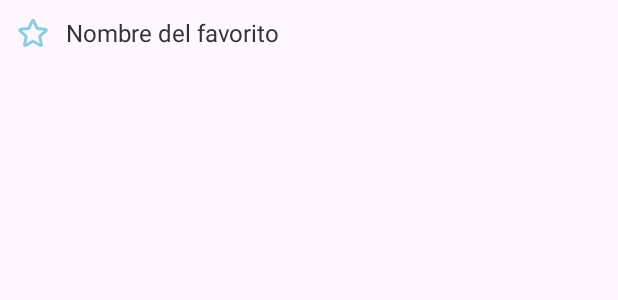
After one commit to NicoCodeMaker/NiJu-Project, an Android app: the layout item_favorito.xml on its own in the app's theme, with its tools: preview values and no code run, on a phone screen of 412 x 824 dp. The commit adds this screen. Shown: the top 300 px of the screen. Run offline under Robolectric (Android 15) with nearby library versions, the phone set to English and light mode, and no system bars.

Commit message:
se añade star fill para favoritos

```diff
--- a/app/src/main/res/drawable/ic_star.xml
+++ b/app/src/main/res/drawable/ic_star.xml
@@ -8,6 +8,6 @@
       android:strokeLineJoin="round"
       android:strokeWidth="2"
       android:fillColor="#00000000"
-      android:strokeColor="#000000"
+      android:strokeColor="#FFFF00"
       android:strokeLineCap="round"/>
 </vector>
--- /dev/null
+++ b/app/src/main/res/layout/item_favorito.xml
@@ -0,0 +1,24 @@
+<?xml version="1.0" encoding="utf-8"?>
+<LinearLayout xmlns:android="http://schemas.android.com/apk/res/android"
+    android:layout_width="match_parent"
+    android:layout_height="wrap_content"
+    android:orientation="horizontal"
+    android:padding="10dp"
+    android:gravity="center_vertical">
+
+    <ImageView
+        android:id="@+id/iconFavorito"
+        android:layout_width="24dp"
+        android:layout_height="24dp"
+        android:src="@drawable/ic_star"
+        android:tint="@color/light_blue" />
+
+    <TextView
+        android:id="@+id/nombreFavorito"
+        android:layout_width="wrap_content"
+        android:layout_height="wrap_content"
+        android:layout_marginStart="10dp"
+        android:text="Nombre del favorito"
+        android:textSize="16sp"
+        android:textColor="#333" />
+</LinearLayout>
```
Also changed, not shown: app/src/main/java/com/example/niju_project/FavoritosAdapter.kt (added, +33 -0 lines), app/src/main/res/drawable/ic_star_fill.xml (added, +13 -0 lines), app/src/main/res/layout/activity_profile.xml (+8 -0 lines).
